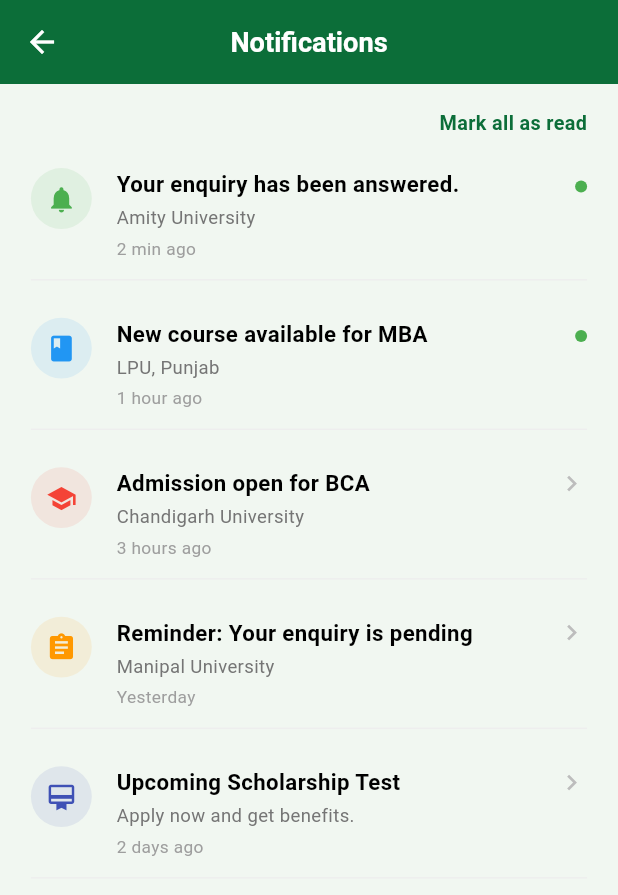
After one commit to niladri-turain/PathWay-App, a Flutter app: the NotificationScreen screen opened by its route, on a phone screen of 412 x 824 dp. The commit adds this screen. Shown: the top 895 px of the screen. Run offline on Flutter 3.47's test engine with Material 3 defaults, Android fonts, the phone set to English and light mode, and no system bars.

Commit message:
design notification  page

```diff
--- a/lib/core/routes/app_navigation.dart
+++ b/lib/core/routes/app_navigation.dart
@@ -9,6 +9,7 @@ import '../../features/pages/enquery/enquery_screen.dart';
 import '../../features/pages/support/contact_support_screen.dart';
 import '../../features/pages/support/about_us_screen.dart';
 import '../../features/pages/support/privacy_policy_screen.dart';
+import '../../features/pages/support/notification_screen.dart';
 
 class AppRoutes {
   static const String splash = '/';
@@ -21,6 +22,7 @@ class AppRoutes {
   static const String contactSupport = '/contactSupport';
   static const String aboutUs = '/aboutUs';
   static const String privacyPolicy = '/privacyPolicy';
+  static const String notifications = '/notifications';
 
   static Map<String, WidgetBuilder> get routes => {
         splash: (context) => const SplashScreen(),
@@ -49,5 +51,6 @@ class AppRoutes {
         contactSupport: (context) => const ContactSupportScreen(),
         aboutUs: (context) => const AboutUsScreen(),
         privacyPolicy: (context) => const PrivacyPolicyScreen(),
+        notifications: (context) => const NotificationScreen(),
       };
 }
--- a/lib/features/pages/profile/profile_screen.dart
+++ b/lib/features/pages/profile/profile_screen.dart
@@ -100,7 +100,13 @@ class _ProfileScreenState extends State<ProfileScreen> {
                     _buildProfileOption(Icons.favorite, "Saved Courses"),
                     _buildProfileOption(Icons.account_balance, "Applied Colleges"),
                     _buildProfileOption(Icons.assignment, "My Enquiries"),
-                    _buildProfileOption(Icons.notifications, "Notifications"),
+                    _buildProfileOption(
+                      Icons.notifications,
+                      "Notifications",
+                      onTap: () {
+                        Navigator.pushNamed(context, AppRoutes.notifications);
+                      },
+                    ),
                     _buildProfileOption(
                       Icons.support_agent,
                       "Contact Support",
--- /dev/null
+++ b/lib/features/pages/support/notification_screen.dart
@@ -0,0 +1,193 @@
+import 'package:flutter/material.dart';
+import '../../../core/constant/app_colors.dart';
+import '../../../core/constant/app_size.dart';
+
+class NotificationScreen extends StatelessWidget {
+  const NotificationScreen({super.key});
+
+  @override
+  Widget build(BuildContext context) {
+    return Scaffold(
+      backgroundColor: AppColors.light,
+      appBar: AppBar(
+        backgroundColor: AppColors.green,
+        elevation: 0,
+        leading: IconButton(
+          icon: const Icon(Icons.arrow_back, color: AppColors.white),
+          onPressed: () => Navigator.pop(context),
+        ),
+        title: Text(
+          "Notifications",
+          style: TextStyle(
+            color: AppColors.white,
+            fontSize: AppSize.height(0.022),
+            fontWeight: FontWeight.bold,
+          ),
+        ),
+        centerTitle: true,
+      ),
+      body: Column(
+        children: [
+          // Mark all as read button
+          Align(
+            alignment: Alignment.centerRight,
+            child: Padding(
+              padding: EdgeInsets.only(
+                right: AppSize.width(0.05),
+                top: AppSize.height(0.02),
+                bottom: AppSize.height(0.01),
+              ),
+              child: Text(
+                "Mark all as read",
+                style: TextStyle(
+                  color: AppColors.green,
+                  fontWeight: FontWeight.bold,
+                  fontSize: AppSize.height(0.016),
+                ),
+              ),
+            ),
+          ),
+
+          // Notifications List
+          Expanded(
+            child: ListView(
+              children: [
+                _buildNotificationItem(
+                  icon: Icons.notifications,
+                  iconColor: Colors.green,
+                  title: "Your enquiry has been answered.",
+                  subtitle: "Amity University",
+                  time: "2 min ago",
+                  isUnread: true,
+                ),
+                _buildNotificationItem(
+                  icon: Icons.book,
+                  iconColor: Colors.blue,
+                  title: "New course available for MBA",
+                  subtitle: "LPU, Punjab",
+                  time: "1 hour ago",
+                  isUnread: true,
+                ),
+                _buildNotificationItem(
+                  icon: Icons.school,
+                  iconColor: Colors.red,
+                  title: "Admission open for BCA",
+                  subtitle: "Chandigarh University",
+                  time: "3 hours ago",
+                  isUnread: false,
+                ),
+                _buildNotificationItem(
+                  icon: Icons.assignment,
+                  iconColor: Colors.orange,
+                  title: "Reminder: Your enquiry is pending",
+                  subtitle: "Manipal University",
+                  time: "Yesterday",
+                  isUnread: false,
+                ),
+                _buildNotificationItem(
+                  icon: Icons.card_membership,
+                  iconColor: Colors.indigo,
+                  title: "Upcoming Scholarship Test",
+                  subtitle: "Apply now and get benefits.",
+                  time: "2 days ago",
+                  isUnread: false,
+                ),
+              ],
+            ),
+          ),
+        ],
+      ),
+    );
+  }
+
+  Widget _buildNotificationItem({
+    required IconData icon,
+    required Color iconColor,
+    required String title,
+    required String subtitle,
+    required String time,
+    required bool isUnread,
+  }) {
+    return Container(
+      padding: EdgeInsets.symmetric(
+        horizontal: AppSize.width(0.05),
+        vertical: AppSize.height(0.015),
+      ),
+      decoration: const BoxDecoration(
+        color: Colors.transparent,
+      ),
+      child: Column(
+        children: [
+          Row(
+            crossAxisAlignment: CrossAxisAlignment.start,
+            children: [
+              // Circular Icon
+              Container(
+                padding: const EdgeInsets.all(10),
+                decoration: BoxDecoration(
+                  color: iconColor.withOpacity(0.1),
+                  shape: BoxShape.circle,
+                ),
+                child: Icon(icon, color: iconColor, size: AppSize.height(0.025)),
+              ),
+              SizedBox(width: AppSize.width(0.04)),
+
+              // Text Content
+              Expanded(
+                child: Column(
+                  crossAxisAlignment: CrossAxisAlignment.start,
+                  children: [
+                    Text(
+                      title,
+                      style: TextStyle(
+                        fontSize: AppSize.height(0.018),
+                        fontWeight: FontWeight.bold,
+                        color: AppColors.black,
+                      ),
+                    ),
+                    SizedBox(height: AppSize.height(0.004)),
+                    Text(
+                      subtitle,
+                      style: TextStyle(
+                        fontSize: AppSize.height(0.015),
+                        color: Colors.grey[600],
+                      ),
+                    ),
+                    SizedBox(height: AppSize.height(0.004)),
+                    Text(
+                      time,
+                      style: TextStyle(
+                        fontSize: AppSize.height(0.014),
+                        color: Colors.grey[500],
+                      ),
+                    ),
+                  ],
+                ),
+              ),
+
+              // Status Indicator
+              if (isUnread)
+                Container(
+                  margin: EdgeInsets.only(top: AppSize.height(0.01)),
+                  width: 8,
+                  height: 8,
+                  decoration: const BoxDecoration(
+                    color: Colors.green,
+                    shape: BoxShape.circle,
+                  ),
+                )
+              else
+                Icon(
+                  Icons.chevron_right,
+                  color: Colors.grey[400],
+                  size: AppSize.height(0.025),
+                ),
+            ],
+          ),
+          SizedBox(height: AppSize.height(0.015)),
+          Divider(height: 1, thickness: 1, color: Colors.grey[200]),
+        ],
+      ),
+    );
+  }
+}
```
